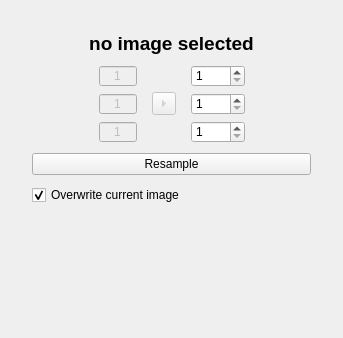
Qt form src/internal/ResampleViewControls.ui (araex/mitk-gem) before a commit.
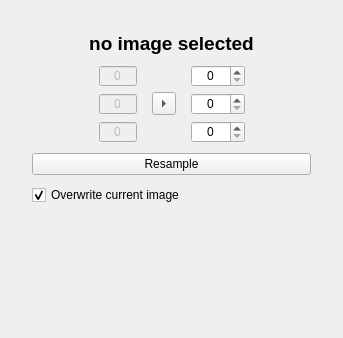
The same form after that commit.

Commit message: added copy values button

The edit to the form file:
```diff
--- a/src/internal/ResampleViewControls.ui
+++ b/src/internal/ResampleViewControls.ui
@@ -171,11 +171,14 @@
                   <enum>QAbstractSpinBox::NoButtons</enum>
                  </property>
                  <property name="minimum">
-                  <number>1</number>
+                  <number>0</number>
                  </property>
                  <property name="maximum">
                   <number>9999</number>
                  </property>
+                 <property name="value">
+                  <number>0</number>
+                 </property>
                 </widget>
                </item>
                <item>
@@ -196,11 +199,14 @@
                   <enum>QAbstractSpinBox::NoButtons</enum>
                  </property>
                  <property name="minimum">
-                  <number>1</number>
+                  <number>0</number>
                  </property>
                  <property name="maximum">
                   <number>9999</number>
                  </property>
+                 <property name="value">
+                  <number>0</number>
+                 </property>
                 </widget>
                </item>
                <item>
@@ -221,11 +227,14 @@
                   <enum>QAbstractSpinBox::NoButtons</enum>
                  </property>
                  <property name="minimum">
-                  <number>1</number>
+                  <number>0</number>
                  </property>
                  <property name="maximum">
                   <number>9999</number>
                  </property>
+                 <property name="value">
+                  <number>0</number>
+                 </property>
                 </widget>
                </item>
               </layout>
@@ -233,7 +242,7 @@
              <item>
               <widget class="QToolButton" name="toolButton">
                <property name="enabled">
-                <bool>false</bool>
+                <bool>true</bool>
                </property>
                <property name="styleSheet">
                 <string notr="true"/>
@@ -254,6 +263,28 @@
              </item>
              <item>
               <layout class="QVBoxLayout" name="verticalLayout_2">
+               <item>
+                <widget class="QSpinBox" name="resampleDim1">
+                 <property name="sizePolicy">
+                  <sizepolicy hsizetype="Maximum" vsizetype="Fixed">
+                   <horstretch>0</horstretch>
+                   <verstretch>0</verstretch>
+                  </sizepolicy>
+                 </property>
+                 <property name="alignment">
+                  <set>Qt::AlignCenter</set>
+                 </property>
+                 <property name="minimum">
+                  <number>0</number>
+                 </property>
+                 <property name="maximum">
+                  <number>9999</number>
+                 </property>
+                 <property name="value">
+                  <number>0</number>
+                 </property>
+                </widget>
+               </item>
                <item>
                 <widget class="QSpinBox" name="resampleDim2">
                  <property name="sizePolicy">
@@ -262,12 +293,18 @@
                    <verstretch>0</verstretch>
                   </sizepolicy>
                  </property>
+                 <property name="alignment">
+                  <set>Qt::AlignCenter</set>
+                 </property>
                  <property name="minimum">
-                  <number>1</number>
+                  <number>0</number>
                  </property>
                  <property name="maximum">
                   <number>9999</number>
                  </property>
+                 <property name="value">
+                  <number>0</number>
+                 </property>
                 </widget>
                </item>
                <item>
@@ -278,28 +315,18 @@
                    <verstretch>0</verstretch>
                   </sizepolicy>
                  </property>
-                 <property name="minimum">
-                  <number>1</number>
+                 <property name="alignment">
+                  <set>Qt::AlignCenter</set>
                  </property>
-                 <property name="maximum">
-                  <number>9999</number>
-                 </property>
-                </widget>
-               </item>
-               <item>
-                <widget class="QSpinBox" name="resampleDim1">
-                 <property name="sizePolicy">
-                  <sizepolicy hsizetype="Maximum" vsizetype="Fixed">
-                   <horstretch>0</horstretch>
-                   <verstretch>0</verstretch>
-                  </sizepolicy>
-                 </property>
                  <property name="minimum">
-                  <number>1</number>
+                  <number>0</number>
                  </property>
                  <property name="maximum">
                   <number>9999</number>
                  </property>
+                 <property name="value">
+                  <number>0</number>
+                 </property>
                 </widget>
                </item>
               </layout>
```
Left out of the diff: 2 changed lines with no effect on the pictures. The commit also changes 2 other files.
